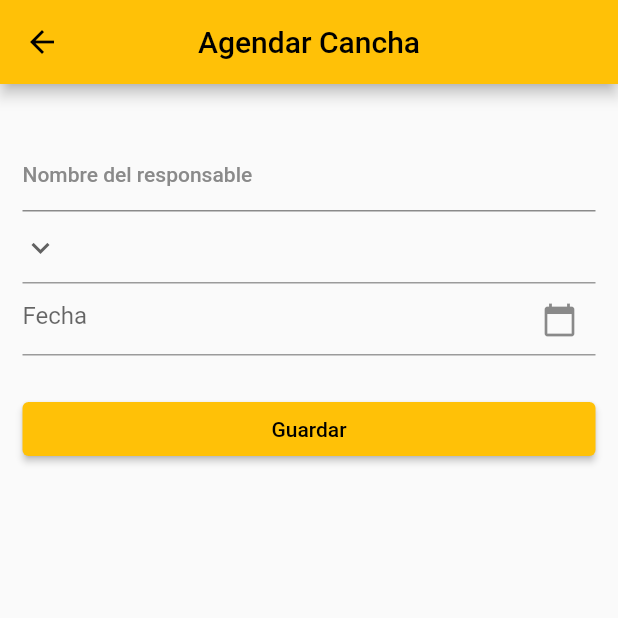
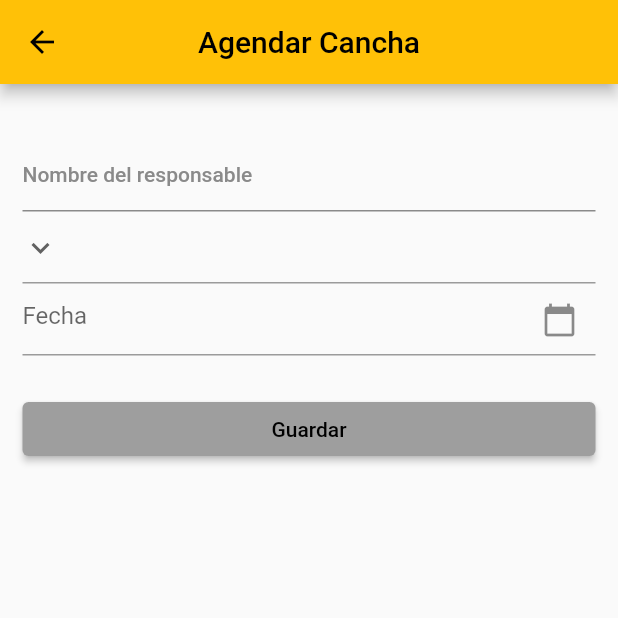
Before and after one commit to ocampo320/prueba-venapp, a Flutter app: the SavePage screen opened directly, on a phone screen of 412 x 824 dp, the top half of it. Run offline on Flutter 3.47's test engine with Material 2 defaults, Android fonts, the phone set to English and light mode, and no system bars; our stand-ins replace dartz, equatable, flutter_bloc, freezed_annotation, google_fonts, sembast; Roboto replaces fonts that are missing (Raleway).

Commit message:
ajustes en el formualrio de agendart

```diff
--- a/lib/feautures/home/presentation/pages/save_page.dart
+++ b/lib/feautures/home/presentation/pages/save_page.dart
@@ -54,6 +54,11 @@ class _SaveFormState extends State<SaveForm> {
             child: Column(
               children: [
                 TextFormFieldCustom(
+                  onChanged: (v) {
+                    setState(() {
+                      validateButtom();
+                    });
+                  },
                   controller: userInput,
                   hintText: 'Nombre del responsable',
                   labelText: '',
@@ -61,6 +66,11 @@ class _SaveFormState extends State<SaveForm> {
                 SizedBox(
                   width: double.infinity,
                   child: DropdownButtonFormField(
+                    onTap: () {
+                      setState(() {
+                        validateButtom();
+                      });
+                    },
                     hint: const Text('Selecciona cancha'),
                     // Down Arrow Icon
                     icon: Row(
@@ -72,6 +82,11 @@ class _SaveFormState extends State<SaveForm> {
                     // Array list of items
                     items: courts.map((items) {
                       return DropdownMenuItem<String>(
+                        onTap: () {
+                          setState(() {
+                            validateButtom();
+                          });
+                        },
                         value: items,
                         child: Text(items),
                       );
@@ -80,7 +95,7 @@ class _SaveFormState extends State<SaveForm> {
                     // change button value to selected value
                     onChanged: (String? newValue) {
                       setState(() {
-                        //ropdownvalue = newValue!;
+                        validateButtom();
                         courtInput.text = newValue ?? '';
                       });
                     },
@@ -96,6 +111,10 @@ class _SaveFormState extends State<SaveForm> {
                   readOnly: true,
                   //set it true, so that user will not able to edit text
                   onTap: () async {
+                    setState(() {
+                      validateButtom();
+                    });
+
                     DateTime? pickedDate = await showDatePicker(
                         context: context,
                         initialDate: DateTime.now(),
@@ -115,18 +134,23 @@ class _SaveFormState extends State<SaveForm> {
                 ),
                 SizedBox(
                     width: double.infinity,
-                    child: ElevatedButton(
+                    child: validateButtom() == false
+                        ? ElevatedButton(
                             onPressed: () async {
                               var coutn = await context
                                   .read<HomeBloc>()
                                   .getCountAndSum(courtInput.text);
 
-                          var vaialblecourt =
-                          await context.read<HomeBloc>().isCourtAvailable(dateInput.text, courtInput.text);
+                              var vaialblecourt = await context
+                                  .read<HomeBloc>()
+                                  .isCourtAvailable(
+                                      dateInput.text, courtInput.text);
                               if (vaialblecourt == false) {
                                 showAlertDialog(context);
                               } else {
-                            context.read<HomeBloc>().add(SaveCourtStarted(Court(
+                                context
+                                    .read<HomeBloc>()
+                                    .add(SaveCourtStarted(Court(
                                       count: coutn,
                                       court: courtInput.text,
                                       date: dateInput.text,
@@ -135,6 +159,20 @@ class _SaveFormState extends State<SaveForm> {
                                 Navigator.pop(context);
                               }
                             },
+                            child: const Text('Guardar'))
+                        : ElevatedButton(
+                            style: ButtonStyle(
+                              backgroundColor:
+                                  MaterialStateProperty.resolveWith<Color?>(
+                                (Set<MaterialState> states) {
+                                  if (states.contains(MaterialState.disabled)) {
+                                    return Colors.grey;
+                                  }
+                                  return Colors.grey;
+                                },
+                              ),
+                            ),
+                            onPressed: () async {},
                             child: const Text('Guardar')))
               ],
             ),
@@ -142,6 +180,19 @@ class _SaveFormState extends State<SaveForm> {
         );
       },
     );
+  }
+
+  bool validateButtom() {
+    var isActive = false;
+    if (dateInput.text.isNotEmpty &&
+        userInput.text.isNotEmpty &&
+        courtInput.text.isNotEmpty) {
+      isActive = false;
+    } else {
+      isActive = true;
+      ;
+    }
+    return isActive;
   }
 }
 
--- a/pubspec.yaml
+++ b/pubspec.yaml
@@ -64,6 +64,7 @@ dev_dependencies:
   dropdown_button2: ^1.9.2
   intl: ^0.18.0
   google_fonts: ^4.0.3
+
 # For information on the generic Dart part of this file, see the
 # following page: https://dart.dev/tools/pub/pubspec
 
```
Also changed, not shown: lib/feautures/home/domain/repository/weather_map.dart (added, +14 -0 lines), lib/feautures/home/domain/services/weather_map_services.dart (added, +29 -0 lines), lib/feautures/home/presentation/widgets/card_widget.dart (+21 -1 lines). Lines whose indentation alone changed are shown as unchanged.
